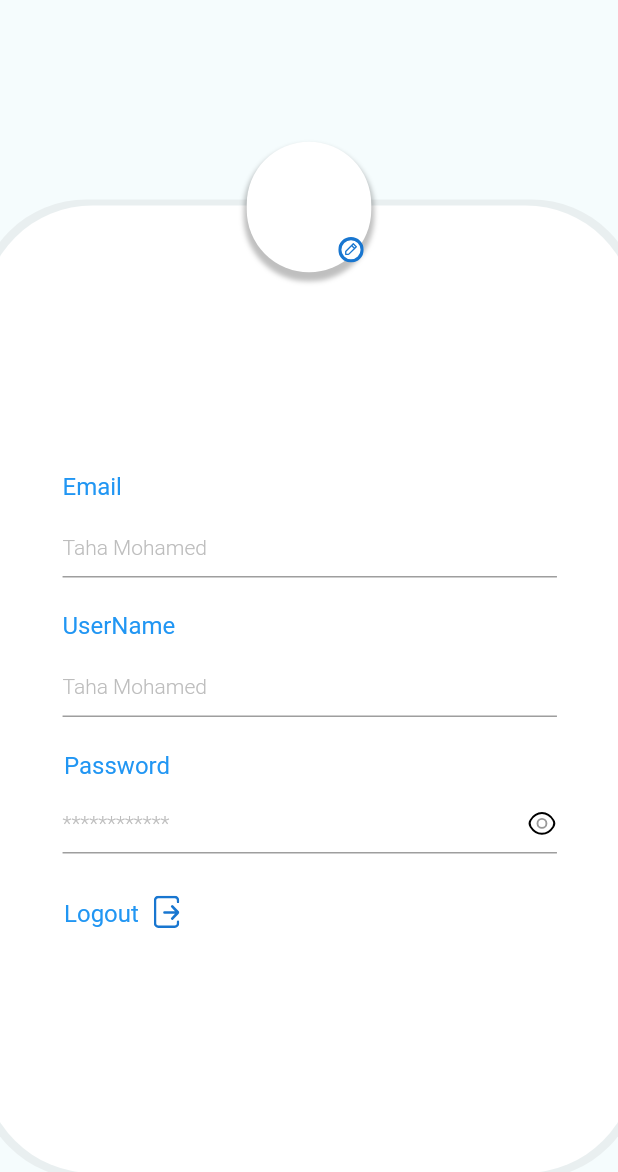
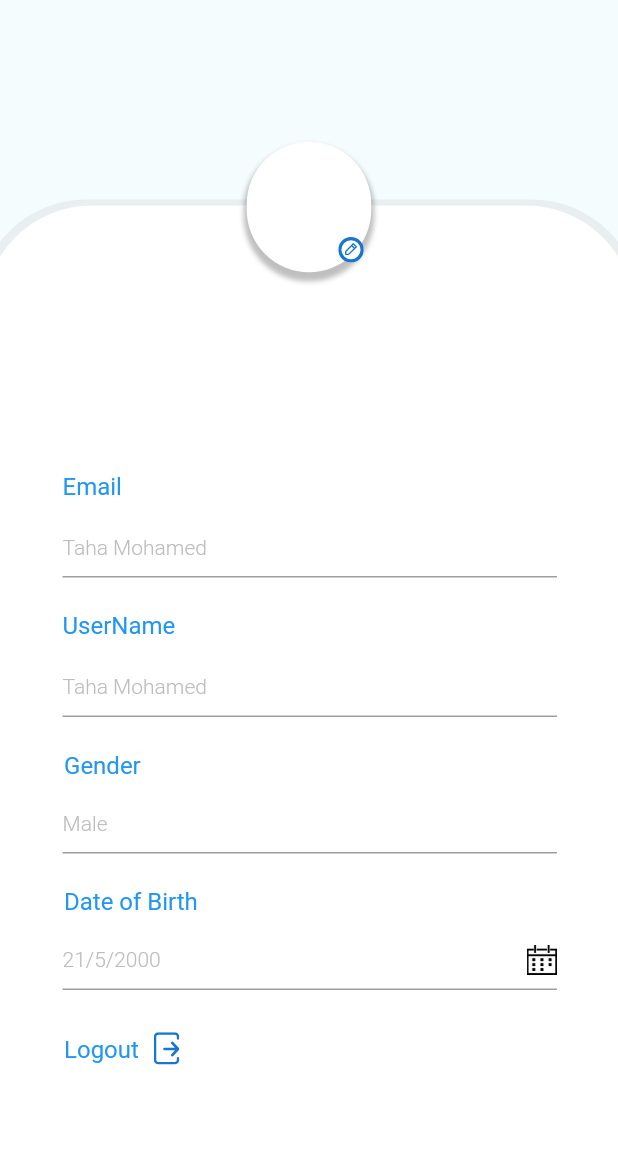
Before and after one commit to tahamoh33/gp_flutter-master, a Flutter app: the DoctorshowProfile screen opened directly, on a phone screen of 412 x 824 dp, the part 64-1236 px from its top. Run offline on Flutter 3.47's test engine with Material 2 defaults, Android fonts, the phone set to English and light mode, and no system bars; our stand-ins replace auto_size_text, cached_network_image, cloud_firestore, device_preview, firebase_auth, firebase_core and 11 more; accounts and stored records are empty; Roboto replaces fonts that are missing (Montserrat).

Commit message:
gender and date of birth

```diff
--- a/lib/Screens/Constants/image_constant.dart
+++ b/lib/Screens/Constants/image_constant.dart
@@ -30,7 +30,7 @@ class ImageConstant {
   static String imgIconcheck = 'lib/images/img_iconcheck.svg';
 
   static String imgRectangle1 = 'lib/images/img_rectangle_1.png';
-
+  static String EditDate = 'lib/images/R.png';
   static String imgClock = 'lib/images/img_clock.svg';
 
   static String imgMaskgroup80x77 = 'lib/images/img_maskgroup_80x77.png';
--- a/lib/Screens/Doctor/DoctorShowProfile.dart
+++ b/lib/Screens/Doctor/DoctorShowProfile.dart
@@ -6,6 +6,7 @@ import 'package:firebase_storage/firebase_storage.dart';
 import 'package:flutter/material.dart';
 import 'package:flutter_image_compress/flutter_image_compress.dart';
 import 'package:image_picker/image_picker.dart';
+import 'package:intl/intl.dart';
 
 import '../../CustomWidgets/custom_image_view.dart';
 import '../../CustomWidgets/custom_text_form_field.dart';
@@ -29,8 +30,10 @@ class _DoctorshowProfileState extends State<DoctorshowProfile> {
   File? _image;
   final picker = ImagePicker();
   final _email = TextEditingController();
-  final _password = TextEditingController();
+  final _Gender= TextEditingController();
   final _username = TextEditingController();
+  final _birth = TextEditingController();
+  DateTime selectedDate = DateTime(2000,5,21);
   FirebaseAuth instance = FirebaseAuth.instance;
 
   Future<XFile?> resizeImage(File imageFile, int width, int height) async {
@@ -80,6 +83,20 @@ class _DoctorshowProfileState extends State<DoctorshowProfile> {
     await uploadImageToFirebase(compressedImage!);
     Navigator.pop(context);
   }
+  Future<Null> _selectDate(BuildContext context) async {
+    DateFormat formatter = DateFormat('dd/MM/yyyy');//specifies day/month/year format
+
+    final DateTime? picked = await showDatePicker(
+        context: context,
+        initialDate: selectedDate,
+        firstDate: DateTime(1901, 1),
+        lastDate: DateTime(2100));
+    if (picked != null && picked != selectedDate)
+      setState(() {
+        selectedDate = picked;
+        _birth.value = TextEditingValue(text: formatter.format(picked));//Use formatter to format selected date and assign to text field
+      });
+  }
 
   Future getUserData() async {
     try {
@@ -93,15 +110,20 @@ class _DoctorshowProfileState extends State<DoctorshowProfile> {
         setState(() {
           _email.text = userData['email'];
           try {
-            _password.text = userData['password'];
+            _Gender.text = userData['Gender'];
           } catch (e) {
-            _password.text = "";
+            _Gender.text = "";
           }
           _username.text = userData['username'];
           try {
             url = userData['profilePic'];
           } catch (e) {
             url = "";
+          }
+          try {
+            _birth.text= userData['Date of Birth'];
+          } catch (e) {
+            _birth.text = "" ;
           }
         });
       }
@@ -116,8 +138,8 @@ class _DoctorshowProfileState extends State<DoctorshowProfile> {
     }
   }
 
-  Future updateUser(String uid, String email, String password, String username,
-      String url) async {
+  Future updateUser(String uid, String email, String gender, String username,
+      String Birth, String url) async {
     try {
       final userRef = FirebaseFirestore.instance.collection('doctors').doc(uid);
       User? user = FirebaseAuth.instance.currentUser;
@@ -125,9 +147,10 @@ class _DoctorshowProfileState extends State<DoctorshowProfile> {
       //print('url2: $url ');
       final updatedUserData = {
         'email': email,
-        'password': password,
+        'Gender': gender,
         'username': username,
         'profilePic': url,
+        'Date of Birth':Birth,
       };
 
       if (user != null) {
@@ -163,7 +186,8 @@ class _DoctorshowProfileState extends State<DoctorshowProfile> {
   void dispose() {
     _username.dispose();
     _email.dispose();
-    _password.dispose();
+    _birth.dispose();
+    _Gender.dispose();
     url = "";
     // _dateController.dispose();
     super.dispose();
@@ -204,10 +228,12 @@ class _DoctorshowProfileState extends State<DoctorshowProfile> {
             child: TextButton(
               onPressed: () async {
                 final String email = _email.text.trim();
-                final String password = _password.text.trim();
+                final String gender = _Gender.text.trim();
                 final String username = _username.text.trim();
-                await updateUser(instance.currentUser!.uid, email, password,
-                        username, url)
+                final String birth = _birth.text.trim();
+                await updateUser(instance.currentUser!.uid, email, gender,
+                         username,
+                    birth,url)
                     .then((value) => setState(() {}));
 
                 //Navigator.pop(context, true);
@@ -327,7 +353,7 @@ class _DoctorshowProfileState extends State<DoctorshowProfile> {
                                         Padding(
                                             padding: EdgeInsets.only(
                                                 left: 2, top: 23),
-                                            child: Text("Password",
+                                            child: Text("Gender",
                                                 overflow: TextOverflow.ellipsis,
                                                 textAlign: TextAlign.left,
                                                 style: TextStyle(
@@ -340,27 +366,54 @@ class _DoctorshowProfileState extends State<DoctorshowProfile> {
                                                 ))),
                                         CustomTextFormField(
                                             autofocus: false,
-                                            controller: _password,
+                                            controller: _Gender,
                                             width: width * 0.8,
-                                            hintText: "************",
-                                            suffix: Container(
+                                            hintText: "Male",
+                                            margin: EdgeInsets.only(
+                                                left: 1, top: 9),
+                                            variant: TextFormFieldVariant
+                                                .UnderLineGray40001,
+                                            fontStyle: TextFormFieldFontStyle
+                                                .MontserratRomanRegular14,
+                                            textInputAction:
+                                                TextInputAction.done),
+                                        Padding(
+                                            padding: EdgeInsets.only(
+                                                left: 2, top: 23),
+                                            child: Text("Date of Birth",
+                                                overflow: TextOverflow.ellipsis,
+                                                textAlign: TextAlign.left,
+                                                style: TextStyle(
+                                                  color: Theme.of(context)
+                                                      .colorScheme
+                                                      .secondary,
+                                                  fontFamily: 'Montserrat',
+                                                  fontSize: 16,
+                                                  fontWeight: FontWeight.w400,
+                                                )
+                                            )
+                                        ),
+                                        CustomTextFormField(
+                                            autofocus: false,
+                                            controller:_birth ,
+                                            width: width * 0.8,
+                                            hintText: "21/5/2000",
+                                            suffix:  Container(
                                               child: CustomImageView(
-                                                  onTap: () {
+                                                  imagePath:  ImageConstant.EditDate,
+                                                  onTap: (){
                                                     setState(() {
-                                                      isObscureText =
-                                                          !isObscureText;
+                                                      _selectDate(context);
                                                     });
-                                                  },
-                                                  svgPath: isObscureText
-                                                      ? ImageConstant.eyeOpened
-                                                      : ImageConstant
-                                                          .imgCheckmark,
+
+                                                  }
+                                                  ,
+
                                                   height: 20,
                                                   width: 20),
                                             ),
                                             suffixConstraints: BoxConstraints(
                                                 maxHeight: 20, maxWidth: 20),
-                                            isObscureText: isObscureText,
                                             margin: EdgeInsets.only(
                                                 left: 1, top: 9),
                                             variant: TextFormFieldVariant
--- a/lib/newProfile.dart
+++ b/lib/newProfile.dart
@@ -6,6 +6,7 @@ import 'package:firebase_storage/firebase_storage.dart';
 import 'package:flutter/material.dart';
 import 'package:flutter_image_compress/flutter_image_compress.dart';
 import 'package:image_picker/image_picker.dart';
+import 'package:intl/intl.dart';
 
 import 'CustomWidgets/custom_image_view.dart';
 import 'CustomWidgets/custom_text_form_field.dart';
@@ -29,8 +30,10 @@ class _ProfileScreen2State extends State<ProfileScreen2> {
   File? _image;
   final picker = ImagePicker();
   final _email = TextEditingController();
-  final _password = TextEditingController();
+  final _Gender = TextEditingController();
   final _username = TextEditingController();
+  final _birth = TextEditingController();
+  DateTime selectedDate = DateTime(2000,5,21);
   FirebaseAuth instance = FirebaseAuth.instance;
 
   Future<XFile?> resizeImage(File imageFile, int width, int height) async {
@@ -59,6 +62,20 @@ class _ProfileScreen2State extends State<ProfileScreen2> {
               url = value;
             }));
     return url;
+  }
+  Future<Null> _selectDate(BuildContext context) async {
+    DateFormat formatter = DateFormat('dd/MM/yyyy');//specifies day/month/year format
+
+    final DateTime? picked = await showDatePicker(
+        context: context,
+        initialDate: selectedDate,
+        firstDate: DateTime(1901, 1),
+        lastDate: DateTime(2100));
+    if (picked != null && picked != selectedDate)
+      setState(() {
+        selectedDate = picked;
+        _birth.value = TextEditingValue(text: formatter.format(picked));//Use formatter to format selected date and assign to text field
+      });
   }
 
   pickImageFromGallery() async {
@@ -93,15 +110,20 @@ class _ProfileScreen2State extends State<ProfileScreen2> {
         setState(() {
           _email.text = userData['email'];
           try {
-            _password.text = userData['password'];
+            _Gender.text = userData['Gender'];
           } catch (e) {
-            _password.text = "";
+            _Gender.text = "";
           }
           _username.text = userData['username'];
           try {
             url = userData['profilePic'];
           } catch (e) {
             url = "";
+          }
+          try {
+            _birth.text= userData['Date of Birth'];
+          } catch (e) {
+            _birth.text = "" ;
           }
         });
       }
@@ -116,8 +138,8 @@ class _ProfileScreen2State extends State<ProfileScreen2> {
     }
   }
 
-  Future updateUser(String uid, String email, String password, String username,
-      String url) async {
+  Future updateUser(String uid, String email, String gender, String username,
+      String Birth, String url) async {
     try {
       final userRef = FirebaseFirestore.instance.collection('users').doc(uid);
       User? user = FirebaseAuth.instance.currentUser;
@@ -125,9 +147,10 @@ class _ProfileScreen2State extends State<ProfileScreen2> {
       //print('url2: $url ');
       final updatedUserData = {
         'email': email,
-        'password': password,
+        'Gender': gender,
         'username': username,
         'profilePic': url,
+        'Date of Birth':Birth,
       };
 
       if (user != null) {
@@ -162,7 +185,8 @@ class _ProfileScreen2State extends State<ProfileScreen2> {
   void dispose() {
     _username.dispose();
     _email.dispose();
-    _password.dispose();
+    _birth.dispose();
+    _Gender.dispose();
     url = "";
     // _dateController.dispose();
     super.dispose();
@@ -179,10 +203,12 @@ class _ProfileScreen2State extends State<ProfileScreen2> {
             child: TextButton(
               onPressed: () async {
                 final String email = _email.text.trim();
-                final String password = _password.text.trim();
+                final String gender = _Gender.text.trim();
                 final String username = _username.text.trim();
-                await updateUser(instance.currentUser!.uid, email, password,
-                        username, url)
+                final String birth = _birth.text.trim();
+                await updateUser(instance.currentUser!.uid, email, gender,
+                    username,
+                    birth,url)
                     .then((value) => setState(() {}));
 
                 //Navigator.pop(context, true);
@@ -252,6 +278,33 @@ class _ProfileScreen2State extends State<ProfileScreen2> {
                                         Padding(
                                             padding: EdgeInsets.only(
                                                 left: 1, top: 78),
+                                            child: Text("Email",
+                                                overflow: TextOverflow.ellipsis,
+                                                textAlign: TextAlign.left,
+                                                style: TextStyle(
+                                                  color: Theme.of(context)
+                                                      .colorScheme
+                                                      .secondary,
+                                                  fontFamily: 'Montserrat',
+                                                  fontSize: 16,
+                                                  fontWeight: FontWeight.w400,
+                                                )
+                                            )
+                                        ),
+                                        CustomTextFormField(
+                                            autofocus: false,
+                                            controller: _email,
+                                            hintText: "Taha Mohamed",
+                                            margin: EdgeInsets.only(
+                                                left: 1, top: 11),
+                                            width: width * 0.8,
+                                            variant: TextFormFieldVariant
+                                                .UnderLineGray40001,
+                                            fontStyle: TextFormFieldFontStyle
+                                                .MontserratRomanRegular14),
+                                        Padding(
+                                            padding: EdgeInsets.only(
+                                                left: 1, top: 23),
                                             child: Text("UserName",
                                                 overflow: TextOverflow.ellipsis,
                                                 textAlign: TextAlign.left,
@@ -276,7 +329,7 @@ class _ProfileScreen2State extends State<ProfileScreen2> {
                                                 .MontserratRomanRegular14),
                                         Padding(
                                             padding: EdgeInsets.only(
-                                                left: 1, top: 23),
+                                                left: 2, top: 23),
                                             child: Text("Gender",
                                                 overflow: TextOverflow.ellipsis,
                                                 textAlign: TextAlign.left,
@@ -290,19 +343,21 @@ class _ProfileScreen2State extends State<ProfileScreen2> {
                                                 ))),
                                         CustomTextFormField(
                                             autofocus: false,
-                                            controller: _username,
-                                            hintText: "...",
+                                            controller: _Gender,
                                             width: width * 0.8,
+                                            hintText: "Male",
                                             margin: EdgeInsets.only(
-                                                left: 1, top: 11),
+                                                left: 1, top: 9),
                                             variant: TextFormFieldVariant
                                                 .UnderLineGray40001,
                                             fontStyle: TextFormFieldFontStyle
-                                                .MontserratRomanRegular14),
+                                                .MontserratRomanRegular14,
+                                            textInputAction:
+                                            TextInputAction.done),
                                         Padding(
                                             padding: EdgeInsets.only(
                                                 left: 2, top: 23),
-                                            child: Text("Password",
+                                            child: Text("Date of Birth",
                                                 overflow: TextOverflow.ellipsis,
                                                 textAlign: TextAlign.left,
                                                 style: TextStyle(
@@ -312,30 +367,30 @@ class _ProfileScreen2State extends State<ProfileScreen2> {
                                                   fontFamily: 'Montserrat',
                                                   fontSize: 16,
                                                   fontWeight: FontWeight.w400,
-                                                ))),
+                                                )
+                                            )
+                                        ),
                                         CustomTextFormField(
                                             autofocus: false,
-                                            controller: _password,
+                                            controller:_birth ,
                                             width: width * 0.8,
-                                            hintText: "************",
-                                            suffix: Container(
+                                            hintText: "21/5/2000",
+                                            suffix:  Container(
                                               child: CustomImageView(
-                                                  onTap: () {
+                                                  imagePath:  ImageConstant.EditDate,
+                                                  onTap: (){
                                                     setState(() {
-                                                      isObscureText =
-                                                          !isObscureText;
+                                                      _selectDate(context);
                                                     });
-                                                  },
-                                                  svgPath: isObscureText
-                                                      ? ImageConstant.eyeOpened
-                                                      : ImageConstant
-                                                          .imgCheckmark,
+
+                                                  }
+                                                  ,
+
                                                   height: 20,
                                                   width: 20),
                                             ),
                                             suffixConstraints: BoxConstraints(
                                                 maxHeight: 20, maxWidth: 20),
-                                            isObscureText: isObscureText,
                                             margin: EdgeInsets.only(
                                                 left: 1, top: 9),
                                             variant: TextFormFieldVariant
@@ -343,7 +398,7 @@ class _ProfileScreen2State extends State<ProfileScreen2> {
                                             fontStyle: TextFormFieldFontStyle
                                                 .MontserratRomanRegular14,
                                             textInputAction:
-                                                TextInputAction.done),
+                                            TextInputAction.done),
                                         Padding(
                                             padding: EdgeInsets.only(
                                                 left: 2, top: 28, bottom: 86),
--- a/lib/res/assets_res.dart
+++ b/lib/res/assets_res.dart
@@ -5,4 +5,7 @@
 class AssetsRes {
   static const String PLUGIN_NAME = 'trial1';
   static const String PLUGIN_VERSION = '1.0.0+1';
+  static const String GLAUCOMADESCRIPTION = 'assets/GlaucomaDescription.txt';
+  static const String GLAUCOMASYMPTOMPS = 'assets/GlaucomaSymptomps.txt';
+  static const String GLAUCOMAWHENTOVISIT = 'assets/GlaucomaWhenToVisit.txt';
 }
```
Also changed, not shown: pubspec.yaml (+4 -3 lines), lib/images/OIP.jpg (added), lib/images/R.png (added). Lines whose indentation alone changed are shown as unchanged.
